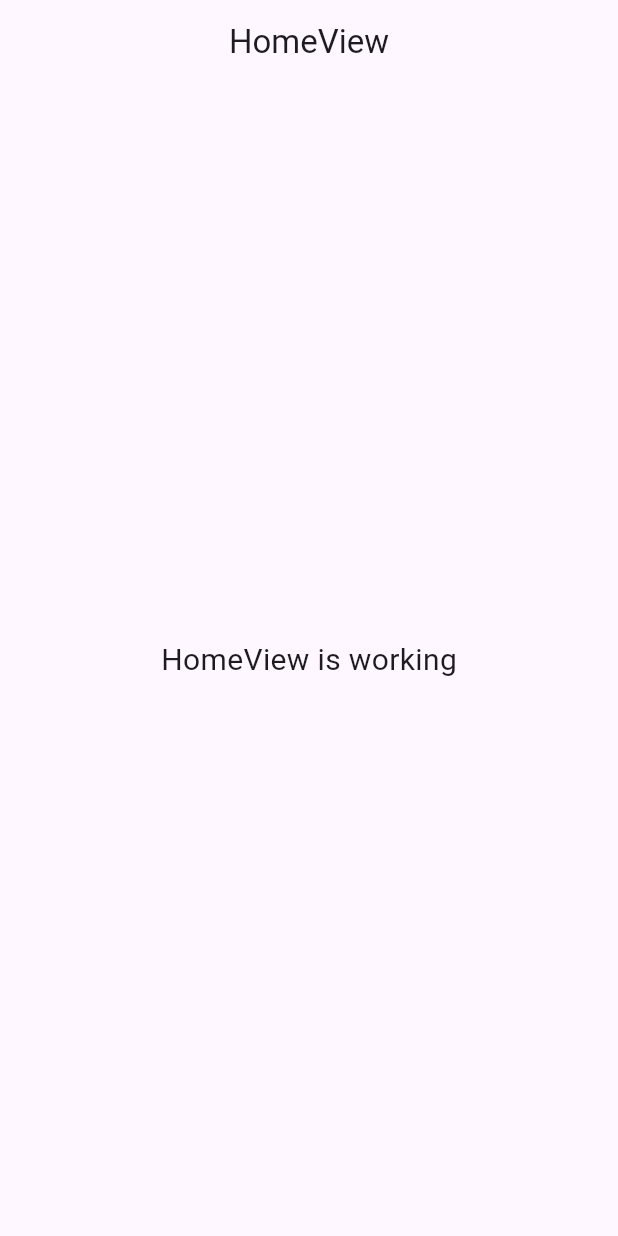
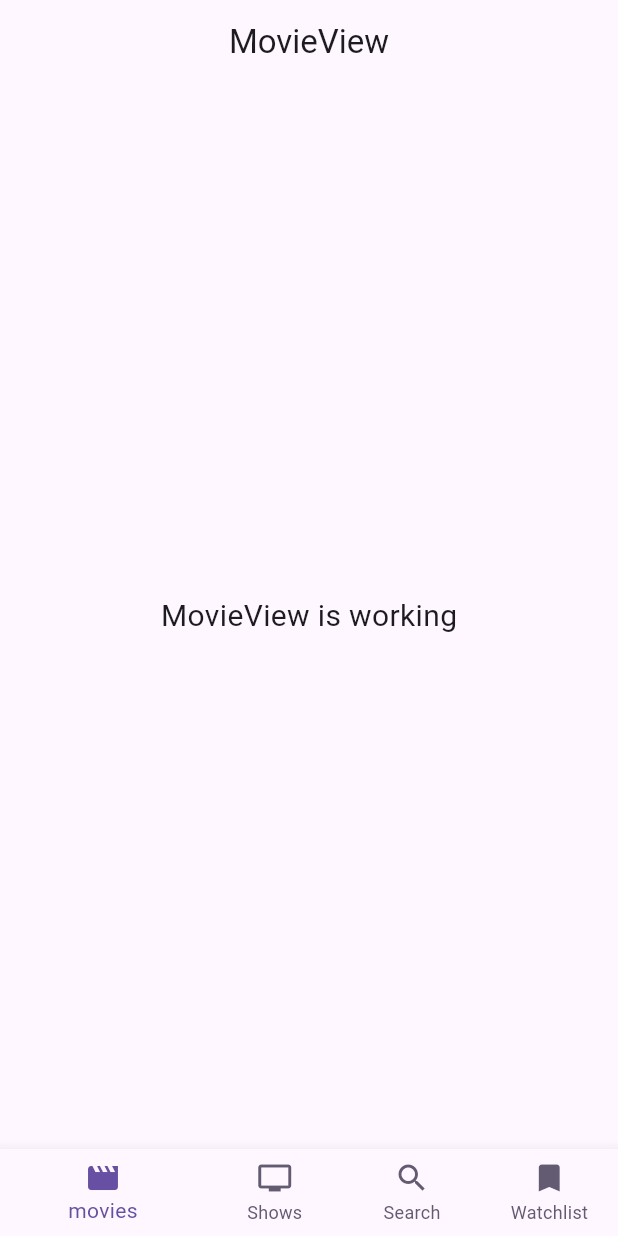
Before and after one commit to pixelperson6/cinema_app_flutter, a Flutter app: the screen it shows after launch, on a phone screen of 412 x 824 dp. Run offline on Flutter 3.47's test engine with Material 3 defaults, Android fonts, the phone set to English and light mode, and no system bars; our stand-ins replace get.

Commit message:
add : navigation bar

```diff
--- a/lib/app/modules/home/controllers/home_controller.dart
+++ b/lib/app/modules/home/controllers/home_controller.dart
@@ -1,9 +1,18 @@
+import 'package:cinema_app/app/modules/home/views/subview/movie_view.dart';
+import 'package:cinema_app/app/modules/home/views/subview/search_view.dart';
+import 'package:cinema_app/app/modules/home/views/subview/show_view.dart';
+import 'package:cinema_app/app/modules/home/views/subview/watchlist_view.dart';
 import 'package:get/get.dart';
 
 class HomeController extends GetxController {
   //TODO: Implement HomeController
 
   final count = 0.obs;
+
+  var currentIndex = 0.obs;
+
+  var subviews = [MovieView(), ShowView(), SearchView(), WatchlistView()];
+
   @override
   void onInit() {
     super.onInit();
--- a/lib/app/modules/home/views/home_view.dart
+++ b/lib/app/modules/home/views/home_view.dart
@@ -9,14 +9,35 @@ class HomeView extends GetView<HomeController> {
   @override
   Widget build(BuildContext context) {
     return Scaffold(
-      appBar: AppBar(
-        title: const Text('HomeView'),
-        centerTitle: true,
-      ),
-      body: const Center(
-        child: Text(
-          'HomeView is working',
-          style: TextStyle(fontSize: 20),
+      // appBar: AppBar(
+      //   title: const Text('HomeView'),
+      //   centerTitle: true,
+      // ),
+      body: Obx(() => Center(
+            child: controller.subviews[controller.currentIndex.value],
+          )),
+      bottomNavigationBar: Obx(
+        () => BottomNavigationBar(
+          selectedItemColor: Get.theme.colorScheme.primary,
+          unselectedItemColor: Get.theme.colorScheme.secondary,
+          showUnselectedLabels: true,
+          backgroundColor: Get.theme.colorScheme.outlineVariant,
+          currentIndex: controller.currentIndex.value,
+          onTap: (value) {
+            controller.currentIndex.value = value;
+          },
+          items: [
+            BottomNavigationBarItem(
+              icon: Icon(
+                Icons.movie,
+              ),
+              label: "movies",
+            ),
+            BottomNavigationBarItem(icon: Icon(Icons.tv), label: "Shows"),
+            BottomNavigationBarItem(icon: Icon(Icons.search), label: "Search"),
+            BottomNavigationBarItem(
+                icon: Icon(Icons.bookmark), label: "Watchlist"),
+          ],
         ),
       ),
     );
--- /dev/null
+++ b/lib/app/modules/home/views/subview/movie_view.dart
@@ -0,0 +1,22 @@
+import 'package:flutter/material.dart';
+
+import 'package:get/get.dart';
+
+class MovieView extends GetView {
+  const MovieView({super.key});
+  @override
+  Widget build(BuildContext context) {
+    return Scaffold(
+      appBar: AppBar(
+        title: const Text('MovieView'),
+        centerTitle: true,
+      ),
+      body: const Center(
+        child: Text(
+          'MovieView is working',
+          style: TextStyle(fontSize: 20),
+        ),
+      ),
+    );
+  }
+}
```
Also changed, not shown: lib/app/modules/home/views/subview/search_view.dart (added, +22 -0 lines), lib/app/modules/home/views/subview/show_view.dart (added, +22 -0 lines), lib/app/modules/home/views/subview/watchlist_view.dart (added, +22 -0 lines).
